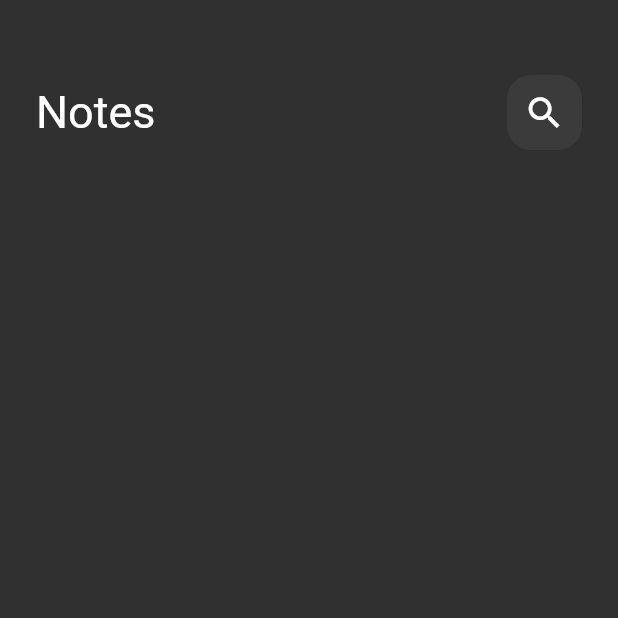
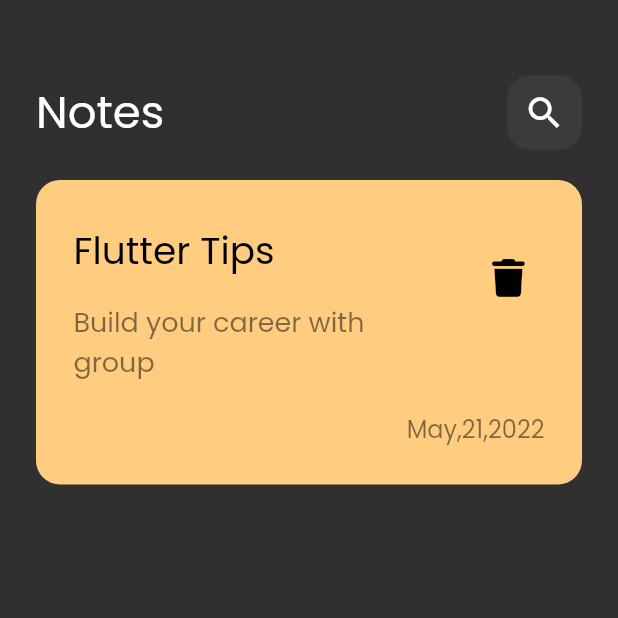
Before and after one commit to EkhlassHijjo/Note_App, a Flutter app: the screen it shows after launch, on a phone screen of 412 x 824 dp, the top half of it. Run offline on Flutter 3.47's test engine with Material 2 defaults, Android fonts, the phone set to English and light mode, and no system bars; our stand-ins replace font_awesome_flutter.

Commit message:
Create Custom Note Item

```diff
--- a/lib/main.dart
+++ b/lib/main.dart
@@ -11,8 +11,12 @@ class MyApp extends StatelessWidget {
   Widget build(BuildContext context) {
     return MaterialApp(
       debugShowCheckedModeBanner: false,
-      theme: ThemeData(brightness: Brightness.dark),
-       //  هي نفسها هااي
+      theme: ThemeData(
+        brightness: Brightness.dark,
+        fontFamily: 'Poppins',
+
+      ),
+      //  هي نفسها هااي
       //  theme: ThemeData.dark(),
       home: NotesView(),
     );
--- /dev/null
+++ b/lib/views/widgets/custom_note_item.dart
@@ -0,0 +1,59 @@
+import 'package:flutter/material.dart';
+import 'package:font_awesome_flutter/font_awesome_flutter.dart';
+
+class NoteItem extends StatelessWidget {
+  const NoteItem({Key? key,}) : super(key: key);
+
+  @override
+  Widget build(BuildContext context) {
+    return Container(
+      padding: EdgeInsets.symmetric(horizontal: 25, vertical: 25),
+      decoration: BoxDecoration(
+        color: Color(0xFFFFCC80),
+        borderRadius: BorderRadius.circular(16),
+      ),
+      child: Column(
+        crossAxisAlignment: CrossAxisAlignment.end,
+        children: [
+          ListTile(
+            contentPadding: EdgeInsets.zero,
+            title: Text(
+              'Flutter Tips',
+              style: TextStyle(color: Colors.black, fontSize: 25),
+            ),
+            subtitle: Padding(
+              padding: const EdgeInsets.only(top: 15),
+              child: Text(
+                'Build your career with group',
+                style:
+                    // Theme.of(context).textTheme.bodyText1!.copyWith(
+                    //       color: Colors.black.withOpacity(0.4),
+                    //     ),
+                    TextStyle(
+                        color: Colors.black.withOpacity(0.5), fontSize: 18),
+              ),
+            ),
+            trailing: IconButton(
+              onPressed: () {},
+              icon: Icon(
+                FontAwesomeIcons.trash, //مكتبة لايقونات متعددة حلوة بالاستخدام
+                size: 25,
+                color: Colors.black,
+              ),
+            ),
+          ),
+          SizedBox(
+            height: 15,
+          ),
+          Text(
+            'May,21,2022',
+            style: TextStyle(
+              fontSize: 16,
+              color: Colors.black.withOpacity(0.5),
+            ),
+          )
+        ],
+      ),
+    );
+  }
+}
--- a/lib/views/widgets/notes_view_body.dart
+++ b/lib/views/widgets/notes_view_body.dart
@@ -1,5 +1,6 @@
 import 'package:flutter/material.dart';
 import 'package:notes_app/views/widgets/custom_app.dart';
+import 'package:notes_app/views/widgets/custom_note_item.dart';
 
 class NotesViewBody extends StatelessWidget {
   const NotesViewBody({
@@ -12,9 +13,12 @@ class NotesViewBody extends StatelessWidget {
       child: Column(
         children: [
           CustomAppBar(),
+          SizedBox(
+            height: 20,
+          ),
+          NoteItem(),
         ],
       ),
     );
-
   }
 }
```
Also changed, not shown: pubspec.yaml (+5 -4 lines), assets/fonts/Poppins-Regular.ttf (added), pubspec.lock.
